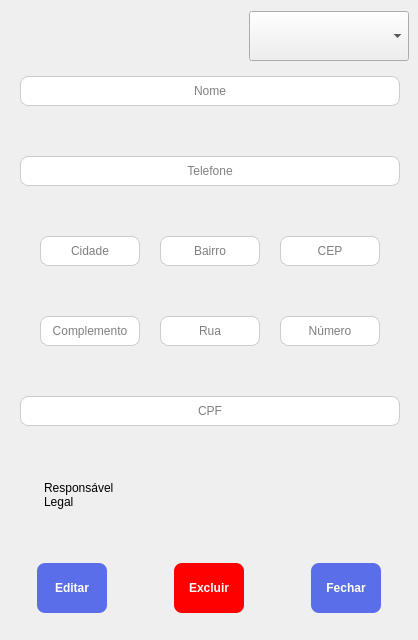
Qt form App/view/ui/parentInfo.ui (Senac-SOR-ADS/Gerenciamento-Escolar) before a commit.
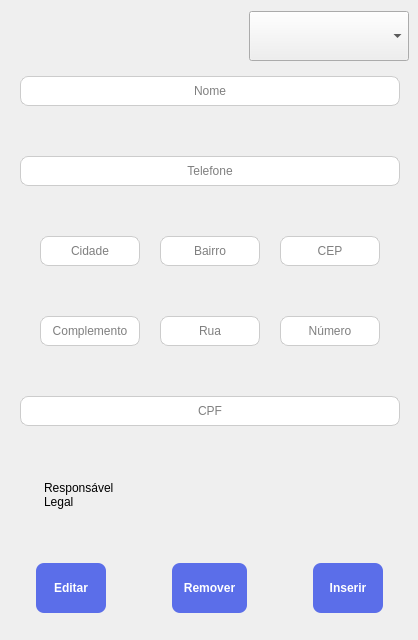
The same form after that commit. Icons and pictures are not drawn.

The edit to the form file:
```diff
--- a/App/view/ui/parentInfo.ui
+++ b/App/view/ui/parentInfo.ui
@@ -346,7 +346,7 @@
          </widget>
         </item>
         <item>
-         <widget class="QCheckBox" name="checkBox">
+         <widget class="QCheckBox" name="respLegal">
           <property name="minimumSize">
            <size>
             <width>0</width>
@@ -396,10 +396,10 @@
            </widget>
           </item>
           <item>
-           <widget class="QPushButton" name="btnExcluir">
+           <widget class="QPushButton" name="btnRemover">
             <property name="minimumSize">
              <size>
-              <width>70</width>
+              <width>75</width>
               <height>50</height>
              </size>
             </property>
@@ -410,12 +410,18 @@
              </size>
             </property>
             <property name="text">
-             <string>Excluir</string>
+             <string>Remover</string>
+            </property>
+            <property name="iconSize">
+             <size>
+              <width>16</width>
+              <height>16</height>
+             </size>
             </property>
            </widget>
           </item>
           <item>
-           <widget class="QPushButton" name="btnFechar">
+           <widget class="QPushButton" name="btnInserir">
             <property name="minimumSize">
              <size>
               <width>70</width>
@@ -429,7 +435,7 @@
              </size>
             </property>
             <property name="text">
-             <string>Fechar</string>
+             <string>Inserir</string>
             </property>
            </widget>
           </item>
```
